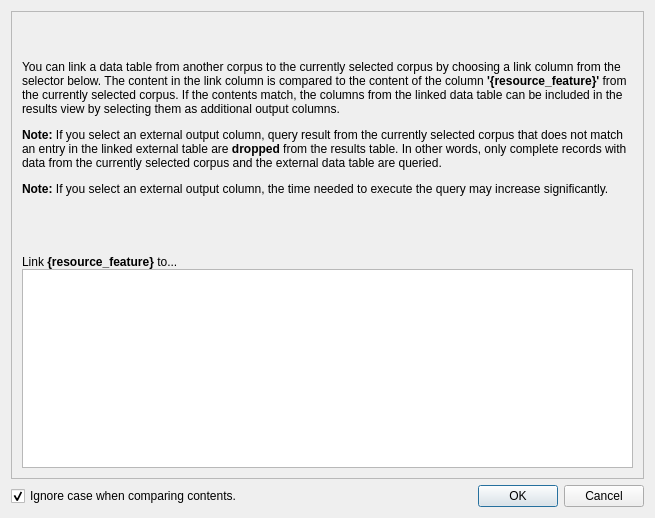
Above: coquery/gui/ui/linkselect.ui from gkunter/coquery before the change. Below: the same form after it.
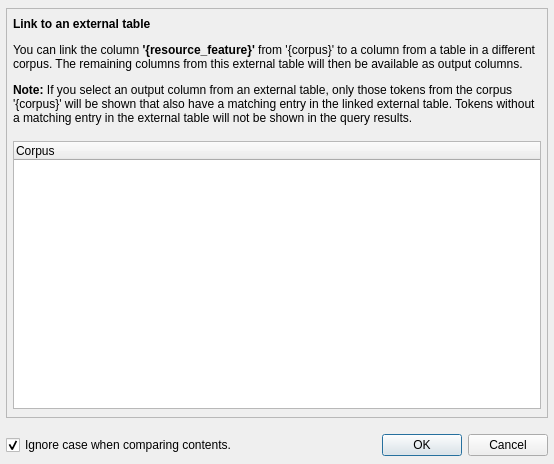
That is the form after the change.

```diff
--- a/coquery/gui/ui/linkselect.ui
+++ b/coquery/gui/ui/linkselect.ui
@@ -6,12 +6,12 @@
    <rect>
     <x>0</x>
     <y>0</y>
-    <width>655</width>
-    <height>480</height>
+    <width>554</width>
+    <height>464</height>
    </rect>
   </property>
   <property name="sizePolicy">
-   <sizepolicy hsizetype="MinimumExpanding" vsizetype="MinimumExpanding">
+   <sizepolicy hsizetype="Preferred" vsizetype="Preferred">
     <horstretch>0</horstretch>
     <verstretch>0</verstretch>
    </sizepolicy>
@@ -19,7 +19,22 @@
   <property name="windowTitle">
    <string>Select link column – Coquery</string>
   </property>
-  <layout class="QVBoxLayout" name="verticalLayout_2">
+  <layout class="QVBoxLayout" name="verticalLayout_2" stretch="1,0">
+   <property name="spacing">
+    <number>16</number>
+   </property>
+   <property name="leftMargin">
+    <number>6</number>
+   </property>
+   <property name="topMargin">
+    <number>8</number>
+   </property>
+   <property name="rightMargin">
+    <number>6</number>
+   </property>
+   <property name="bottomMargin">
+    <number>8</number>
+   </property>
    <item>
     <widget class="QFrame" name="frame">
      <property name="sizePolicy">
@@ -34,23 +49,38 @@
      <property name="frameShadow">
       <enum>QFrame::Raised</enum>
      </property>
-     <layout class="QVBoxLayout" name="verticalLayout_3">
+     <layout class="QVBoxLayout" name="verticalLayout_3" stretch="0,1">
       <property name="spacing">
-       <number>20</number>
+       <number>16</number>
       </property>
-      <property name="margin">
-       <number>10</number>
+      <property name="sizeConstraint">
+       <enum>QLayout::SetMinimumSize</enum>
+      </property>
+      <property name="leftMargin">
+       <number>6</number>
+      </property>
+      <property name="topMargin">
+       <number>8</number>
+      </property>
+      <property name="rightMargin">
+       <number>6</number>
+      </property>
+      <property name="bottomMargin">
+       <number>8</number>
       </property>
       <item>
        <widget class="QLabel" name="label">
         <property name="sizePolicy">
-         <sizepolicy hsizetype="MinimumExpanding" vsizetype="MinimumExpanding">
+         <sizepolicy hsizetype="Preferred" vsizetype="Minimum">
           <horstretch>0</horstretch>
           <verstretch>0</verstretch>
          </sizepolicy>
         </property>
         <property name="text">
-         <string>&lt;html&gt;&lt;head/&gt;&lt;body&gt;&lt;p&gt;You can link a data table from another corpus to the currently selected corpus by choosing a link column from the selector below. The content in the link column is compared to the content of the column &lt;span style=&quot; font-weight:600;&quot;&gt;'{resource_feature}'&lt;/span&gt; from the currently selected corpus. If the contents match, the columns from the linked data table can be included in the results view by selecting them as additional output columns.&lt;/p&gt;&lt;p&gt;&lt;span style=&quot; font-weight:600;&quot;&gt;Note:&lt;/span&gt; If you select an external output column, query result from the currently selected corpus that does not match an entry in the linked external table are &lt;span style=&quot; font-weight:600;&quot;&gt;dropped&lt;/span&gt; from the results table. In other words, only complete records with data from the currently selected corpus and the external data table are queried.&lt;/p&gt;&lt;p&gt;&lt;span style=&quot; font-weight:600;&quot;&gt;Note:&lt;/span&gt;  If you select an external output column, the time needed to execute the query may increase significantly.&lt;/p&gt;&lt;/body&gt;&lt;/html&gt;</string>
+         <string>&lt;html&gt;&lt;head/&gt;&lt;body&gt;&lt;p&gt;&lt;span style=&quot; font-weight:600;&quot;&gt;Link to an external table&lt;/span&gt;&lt;/p&gt;&lt;p&gt;You can link the column &lt;span style=&quot; font-weight:600;&quot;&gt;'{resource_feature}'&lt;/span&gt; from '{corpus}' to a column from a table in a different corpus. The remaining columns from this external table will then be available as output columns.&lt;/p&gt;&lt;p&gt;&lt;span style=&quot; font-weight:600;&quot;&gt;Note:&lt;/span&gt; If you select an output column from an external table, only those tokens from the corpus '{corpus}' will be shown that also have a matching entry in the linked external table. Tokens without a matching entry in the external table will not be shown in the query results.&lt;/p&gt;&lt;/body&gt;&lt;/html&gt;</string>
+        </property>
+        <property name="alignment">
+         <set>Qt::AlignLeading|Qt::AlignLeft|Qt::AlignTop</set>
         </property>
         <property name="wordWrap">
          <bool>true</bool>
@@ -58,19 +88,13 @@
        </widget>
       </item>
       <item>
-       <layout class="QVBoxLayout" name="verticalLayout">
-        <property name="spacing">
-         <number>0</number>
-        </property>
-        <item>
-         <widget class="QLabel" name="label_2">
-          <property name="text">
-           <string>Link &lt;b&gt;{resource_feature}&lt;/b&gt; to...</string>
-          </property>
-         </widget>
-        </item>
-        <item>
          <widget class="QTreeWidget" name="treeWidget">
+        <property name="sizePolicy">
+         <sizepolicy hsizetype="Expanding" vsizetype="Preferred">
+          <horstretch>0</horstretch>
+          <verstretch>0</verstretch>
+         </sizepolicy>
+        </property>
           <property name="alternatingRowColors">
            <bool>false</bool>
           </property>
@@ -80,31 +104,16 @@
           <property name="verticalScrollMode">
            <enum>QAbstractItemView::ScrollPerPixel</enum>
           </property>
-          <property name="indentation">
-           <number>40</number>
-          </property>
           <property name="animated">
            <bool>true</bool>
           </property>
           <property name="allColumnsShowFocus">
            <bool>true</bool>
           </property>
-          <property name="headerHidden">
-           <bool>true</bool>
-          </property>
           <property name="columnCount">
            <number>1</number>
           </property>
           <attribute name="headerVisible">
-           <bool>false</bool>
-          </attribute>
-          <attribute name="headerCascadingSectionResizes">
-           <bool>false</bool>
-          </attribute>
-          <attribute name="headerShowSortIndicator" stdset="0">
-           <bool>false</bool>
-          </attribute>
-          <attribute name="headerStretchLastSection">
            <bool>true</bool>
           </attribute>
           <column>
@@ -113,8 +122,6 @@
            </property>
           </column>
          </widget>
-        </item>
-       </layout>
       </item>
      </layout>
     </widget>
```
Lines whose indentation alone changed are shown as unchanged.
